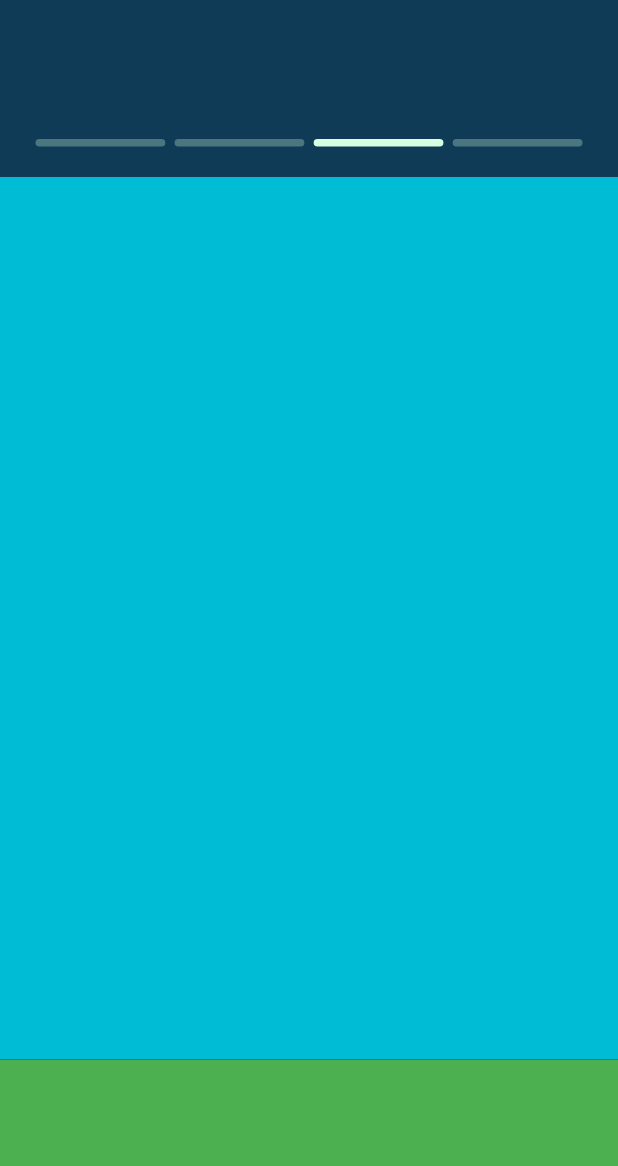
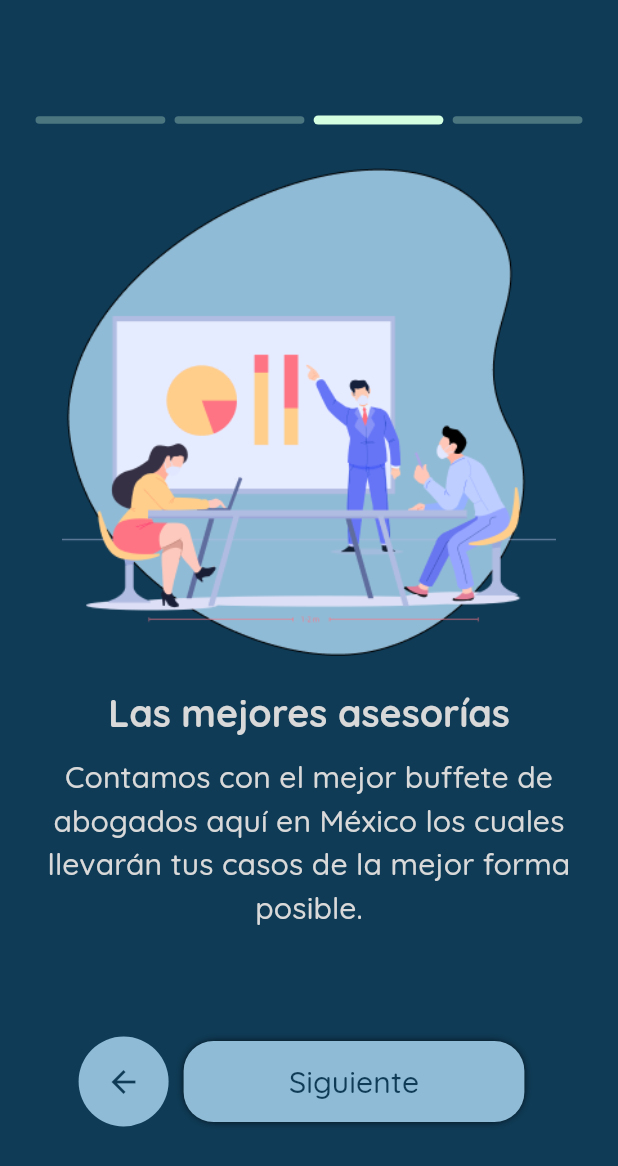
Before and after one commit to Gugodin/AppExpedientes, a Flutter app: the screen it shows after launch, swiped to page 3, on a phone screen of 412 x 824 dp. Shown: the top 1166 px of the screen. Run offline on Flutter 3.47's test engine with Material 3 defaults, Android fonts, the phone set to English and light mode, and no system bars; our stand-ins replace auto_route, firebase_auth, firebase_core; accounts and stored records are empty.

Commit message:
onBoardingPageDone

```diff
--- a/analysis_options.yaml
+++ b/analysis_options.yaml
@@ -1 +1,4 @@
+analyzer:
+  errors:
+    use_key_in_widget_constructors: ignore
 include: package:flutter_lints/flutter.yaml
--- a/lib/config/assets/assets.dart
+++ b/lib/config/assets/assets.dart
@@ -1,4 +1,6 @@
 class AssetsApp {
-
-  static String backGroundLogin = 'assets/back_ground_login.png';
+  static String onB1 = 'assets/images/on_boarding/OB1.png';
+  static String onB2 = 'assets/images/on_boarding/OB2.png';
+  static String onB3 = 'assets/images/on_boarding/OB3.png';
+  static String onB4 = 'assets/images/on_boarding/OB4.png';
 }
--- a/lib/config/colors/colors.dart
+++ b/lib/config/colors/colors.dart
@@ -1,11 +1,14 @@
 import 'package:flutter/material.dart';
 
 class MainColorsApp {
-  static final backgroundColor1 = Color(0xFF0F3B56);
-  static final backgroundColor2 = Color(0xFF0F3B56);
+  static const backgroundColor1 = Color(0xFF0F3B56);
+  static const backgroundColor2 = Color(0xFF0F3B56);
 
   static const primaryColor = Color(0xFF90BBD6);
   static const secondaryColor = Color(0xFFD9B88B);
   static const brightColor = Color(0xFFD5FFE1);
 
+
+  static const brightColorText = Color(0xFFD9D9D9);
+
 }
--- a/lib/config/const/const.dart
+++ b/lib/config/const/const.dart
@@ -1,4 +1,25 @@
 // ignore_for_file: non_constant_identifier_names
+
+import 'package:expedientes/config/assets/assets.dart';
 
 String CURP_PATTERN =
     r"^([A-Z][AEIOUX][A-Z]{2}\d{2}(?:0[1-9]|1[0-2])(?:0[1-9]|[12]\d|3[01])[HM](?:AS|B[CS]|C[CLMSH]|D[FG]|G[TR]|HG|JC|M[CNS]|N[ETL]|OC|PL|Q[TR]|S[PLR]|T[CSL]|VZ|YN|ZS)[B-DF-HJ-NP-TV-Z]{3}[A-Z\d])(\d)$";
+
+  final listImages = [
+    AssetsApp.onB1,
+    AssetsApp.onB2,
+    AssetsApp.onB3,
+    AssetsApp.onB4
+  ];
+  final listTitle = [
+    'Archiva tus casos',
+    'Monitorea tus casos',
+    'Las mejores asesorías',
+    'Se parte de nosotros'
+  ];
+  final listDescription = [
+    'Almacena tus casos en nuestra aplicación por mucho tiempo, contamos con la mayor seguridad que existe para salvaguardar tus datos.',
+    'Te mostramos paso a paso en donde vas con tu caso para que no tengas ningún tipo de duda al darle seguimiento.',
+    'Contamos con el mejor buffete de abogados aquí en México los cuales llevarán tus casos de la mejor forma posible.',
+    'Ya sea como abogado o cliente puedes ser parte de nuestra comunidad, buscando la justicia para todos los individuos.'
+  ];
--- a/lib/config/routes/AppRouter/AppRouter.dart
+++ b/lib/config/routes/AppRouter/AppRouter.dart
@@ -1,3 +1,5 @@
+// ignore_for_file: file_names
+
 import 'package:auto_route/auto_route.dart';
 
 import 'AppRouter.gr.dart';
--- a/lib/config/themes/main_theme/main_theme.dart
+++ b/lib/config/themes/main_theme/main_theme.dart
@@ -35,14 +35,14 @@ ThemeData themeAppLight = ThemeData(
         const ProgressIndicatorThemeData(color: MainColorsApp.brightColor),
     // TEXT THEME
     textTheme: const TextTheme(
-        headlineMedium: TextStyle(color: Color(0xFFD9D9D9),fontSize: 25,fontWeight: FontWeight.bold),
+        headlineMedium: TextStyle(color: MainColorsApp.brightColorText,fontSize: 25,fontWeight: FontWeight.bold),
         // LABELS
         labelLarge: TextStyle(
-            fontWeight: FontWeight.bold, fontSize: 20, color: Colors.black),
+             fontSize: 20, color: MainColorsApp.brightColorText),
         labelMedium: TextStyle(
-            fontSize: 16, color: Colors.black, fontWeight: FontWeight.w400),
+            fontSize: 16, color: MainColorsApp.brightColorText, fontWeight: FontWeight.w400),
         labelSmall: TextStyle(
-          color: Colors.black,
+          color: MainColorsApp.brightColorText,
           fontWeight: FontWeight.w300,
           fontSize: 14,
         )));
--- a/lib/ui/commons/commons.dart
+++ b/lib/ui/commons/commons.dart
@@ -1,2 +1,3 @@
 export 'custom_text_field.dart';
 export 'custom_elevated_button.dart';
+export 'custom_circle_button.dart';
--- /dev/null
+++ b/lib/ui/commons/custom_circle_button.dart
@@ -0,0 +1,42 @@
+// ignore_for_file: public_member_api_docs, sort_constructors_first
+import 'package:flutter/material.dart';
+
+class CustomCircleButton extends StatelessWidget {
+  final IconData icon;
+  final Color? colorIcon;
+  final Color? colorBackGround;
+  final Function() onTap;
+  final bool isLoading;
+  final EdgeInsets margin;
+
+  const CustomCircleButton(
+      {required this.icon,
+      this.colorIcon,
+      this.colorBackGround,
+      required this.onTap,
+      this.margin = const EdgeInsets.all(10),
+      this.isLoading = false});
+
+  @override
+  Widget build(BuildContext context) {
+    return Container(
+      decoration: BoxDecoration(
+          color: colorBackGround ?? Theme.of(context).primaryColor,
+          borderRadius: BorderRadius.circular(30)),
+      child: Material(
+        color: Colors.transparent,
+        child: InkWell(
+          onTap: onTap,
+          borderRadius: BorderRadius.circular(30),
+          child: Padding(
+            padding: const EdgeInsets.all(18),
+            child: Icon(
+              icon,
+              color: colorIcon ?? Colors.white,
+            ),
+          ),
+        ),
+      ),
+    );
+  }
+}
--- a/lib/ui/commons/custom_elevated_button.dart
+++ b/lib/ui/commons/custom_elevated_button.dart
@@ -6,10 +6,12 @@ class CustomElevatedButton extends StatelessWidget {
   final String label;
   final Function() onTap;
   final bool isLoading;
+  final Color? colorLabel;
 
   const CustomElevatedButton(
       {super.key,
       this.margin = const EdgeInsets.all(10),
+      this.colorLabel,
       required this.label,
       required this.onTap,
       this.isLoading = false});
@@ -36,7 +38,7 @@ class CustomElevatedButton extends StatelessWidget {
                 : Text(
                     label,
                     style: theme.textTheme.labelLarge!
-                        .copyWith(color: Colors.white),
+                        .copyWith(color:colorLabel?? Colors.white),
                   ),
           ),
         ),
--- a/lib/ui/screens/on_boarding_screen/on_boarding_screen.dart
+++ b/lib/ui/screens/on_boarding_screen/on_boarding_screen.dart
@@ -1,6 +1,10 @@
 import 'package:auto_route/auto_route.dart';
 import 'package:expedientes/config/colors/colors.dart';
 import 'package:flutter/material.dart';
+
+import '../../../config/assets/assets.dart';
+import '../../../config/const/const.dart';
+import '../../commons/commons.dart';
 
 @RoutePage()
 class OnBoardingScreen extends StatefulWidget {
@@ -15,10 +19,9 @@ class _OnBoardingScreenState extends State<OnBoardingScreen> {
 
   final controller = PageController();
 
-  final listWidgets = [Colors.orange, Colors.amber, Colors.cyan, Colors.indigo];
-
   @override
   Widget build(BuildContext context) {
+    Size size = MediaQuery.of(context).size;
     return Scaffold(
       body: Column(
         children: [
@@ -27,10 +30,49 @@ class _OnBoardingScreenState extends State<OnBoardingScreen> {
               flex: 5,
               child: PageView.builder(
                 controller: controller,
-                itemCount: listWidgets.length,
+                itemCount: listImages.length,
                 itemBuilder: (context, index) {
-                  return Container(
-                    color: listWidgets[index],
+                  return Column(
+                    children: [
+                      Expanded(
+                          flex: 6,
+                          child: Container(
+                            width: size.width * 0.8,
+                            height: size.height * 0.4,
+                            decoration: BoxDecoration(
+                                image: DecorationImage(
+                                    image: AssetImage(listImages[index]))),
+                          )),
+                      Expanded(
+                          flex: 3,
+                          child: Column(
+                            children: [
+                              Expanded(
+                                  flex: 1,
+                                  child: Center(
+                                    child: Text(
+                                      listTitle[index],
+                                      style: Theme.of(context)
+                                          .textTheme
+                                          .headlineMedium,
+                                    ),
+                                  )),
+                              Expanded(
+                                  flex: 2,
+                                  child: Padding(
+                                    padding: const EdgeInsets.symmetric(
+                                        horizontal: 20.0),
+                                    child: Text(
+                                      listDescription[index],
+                                      textAlign: TextAlign.center,
+                                      style: Theme.of(context)
+                                          .textTheme
+                                          .labelLarge!,
+                                    ),
+                                  )),
+                            ],
+                          )),
+                    ],
                   );
                 },
                 onPageChanged: (value) {
@@ -40,17 +82,64 @@ class _OnBoardingScreenState extends State<OnBoardingScreen> {
                 },
               )),
           Expanded(
-              flex: 1,
-              child: Container(
-                color: Colors.green,
+              flex: 2,
+              child: Center(
+                child: currentIndex > 0
+                    ? Row(
+                        mainAxisSize: MainAxisSize.min,
+                        children: [
+                          CustomCircleButton(
+                            icon: Icons.arrow_back,
+                            colorIcon: MainColorsApp.backgroundColor2,
+                            onTap: () => decrementCurrentPage(),
+                          ),
+                          SizedBox(
+                            width: size.width * 0.6,
+                            height: size.height * 0.09,
+                            child: CustomElevatedButton(
+                              colorLabel: MainColorsApp.backgroundColor2,
+                              label: 'Siguiente',
+                              onTap: () => incrementCurrentPage(),
+                            ),
+                          )
+                        ],
+                      )
+                    : SizedBox(
+                        height: size.height * 0.09,
+                        child: CustomElevatedButton(
+                          colorLabel: MainColorsApp.backgroundColor2,
+                          label: 'Siguiente',
+                          margin: const EdgeInsets.symmetric(
+                              horizontal: 50, vertical: 10),
+                          onTap: () => incrementCurrentPage(),
+                        ),
+                      ),
               )),
         ],
       ),
     );
   }
+
+  void incrementCurrentPage() {
+    if (currentIndex < listImages.length - 1) {
+      setState(() {
+        currentIndex++;
+      });
+      controller.animateToPage(currentIndex,
+          duration: const Duration(milliseconds: 800), curve: Curves.linear);
+    } else {
+      print('Mandar a login');
+    }
+  }
+
+  void decrementCurrentPage() {
+    setState(() {
+      currentIndex--;
+    });
+    controller.animateToPage(currentIndex,
+        duration: const Duration(milliseconds: 800), curve: Curves.linear);
+  }
 }
-
-
 
 class PageIndicator extends StatelessWidget {
   final int currentIndex;
@@ -67,8 +156,9 @@ class PageIndicator extends StatelessWidget {
         mainAxisAlignment: MainAxisAlignment.spaceAround,
         children: List<Widget>.generate(
           4,
-          (index) => Container(
-            height: 5,
+          (index) => AnimatedContainer(
+            duration: const Duration(milliseconds: 300),
+            height: index == currentIndex ? 6 : 5,
             width: size.width * 0.21,
             decoration: BoxDecoration(
                 borderRadius: BorderRadius.circular(15),
--- a/pubspec.yaml
+++ b/pubspec.yaml
@@ -30,6 +30,7 @@ flutter:
 
   assets:
   - assets/
+  - assets/images/on_boarding/
 
   fonts:
     - family: Quicksand
```
